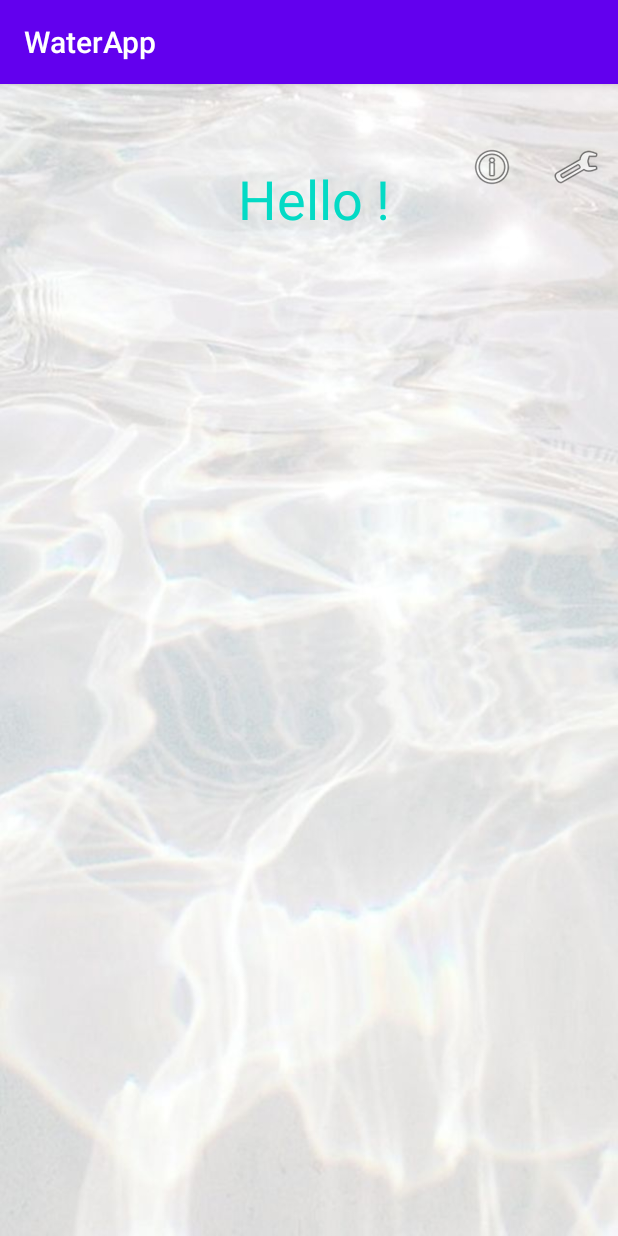
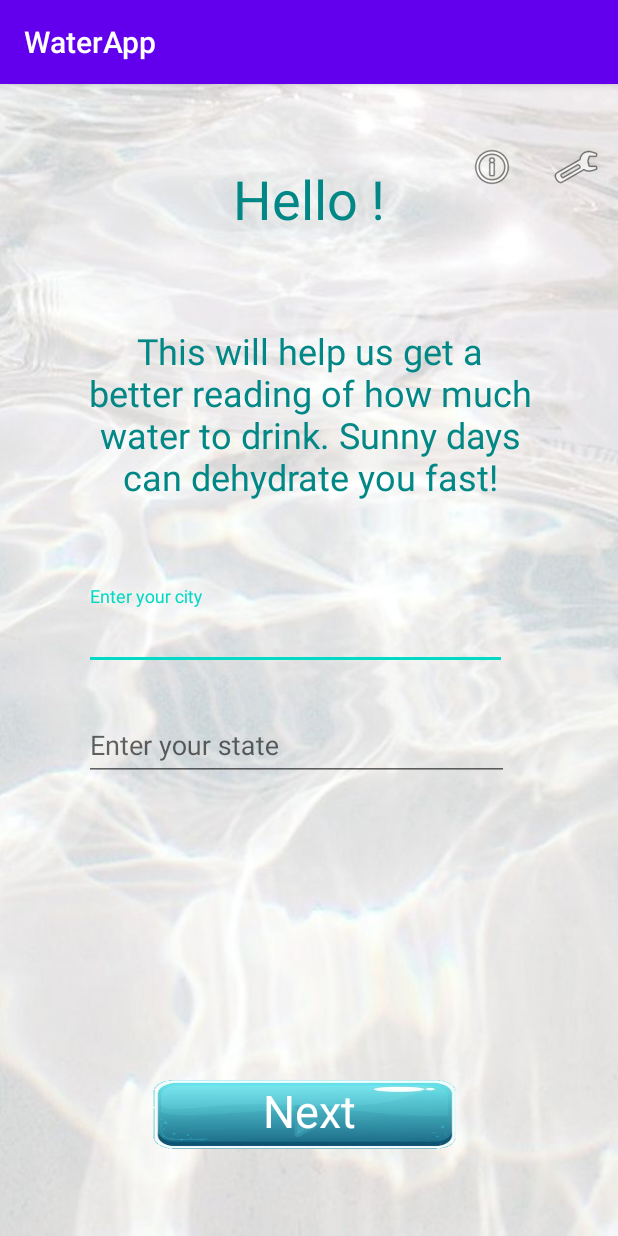
Before and after one commit to aorom1997/HelloH20, an Android app: the screen it shows after launch (DailyProgress), after a tap on "TODO", on a phone screen of 412 x 824 dp. Run offline under Robolectric (Android 15) with nearby library versions, the phone set to English and light mode, and no system bars.

Commit message:
Error fixing and new scene/layout

```diff
--- a/app/src/main/AndroidManifest.xml
+++ b/app/src/main/AndroidManifest.xml
@@ -9,7 +9,8 @@
         android:roundIcon="@mipmap/ic_launcher_round"
         android:supportsRtl="true"
         android:theme="@style/AppTheme">
-        <activity android:name=".AppSetting"></activity>
+        <activity android:name=".Home"></activity>
+        <activity android:name=".AppSetting" />
         <activity android:name=".Settings" />
         <activity android:name=".InfoTab" />
         <activity android:name=".DailyProgress" />
--- a/app/src/main/java/com/example/waterapp/DailyProgress.kt
+++ b/app/src/main/java/com/example/waterapp/DailyProgress.kt
@@ -26,15 +26,20 @@ class DailyProgress : AppCompatActivity() {
         }
 
         val Name = NameView;
-        val Age = AgeView;
-        val Weight = WeightView;
+        val name: String = intent.getStringExtra("name");
+        Name.text = "Hello $name!";
 
-        val name: String = intent.getStringExtra("name");
-        val age: String = intent.getStringExtra("age");
-        val weight: String = intent.getStringExtra("weight");
+        val buttonNext= findViewById<ImageButton>(R.id.NextButton)
+        buttonNext.setOnClickListener {
+            //val city = cityInput.text.toString();
+            //val state = stateInput.text.toString();
 
-        Name.text = "Hello $name!";
-        Age.text = age;
-        Weight.text = weight;
+            val intent1 = Intent( this , Home::class.java)
+            //intent1.putExtra("city", city);
+            //intent1.putExtra("state", state);
+            startActivity(intent1);
+
+        }
+
     }
 }
--- a/app/src/main/java/com/example/waterapp/InfoTab.kt
+++ b/app/src/main/java/com/example/waterapp/InfoTab.kt
@@ -10,11 +10,11 @@ class InfoTab : AppCompatActivity() {
         super.onCreate(savedInstanceState)
         setContentView(R.layout.activity_info_tab)
 
-        val buttonBack= findViewById<ImageButton>(R.id.imageButton2)
+        val buttonBack= findViewById<ImageButton>(R.id.BackBtn)
         buttonBack.setOnClickListener {
             val i = Intent( this , DailyProgress::class.java)
             startActivity(i);
+        }
 
-        }
     }
 }
--- a/app/src/main/java/com/example/waterapp/MainActivity.kt
+++ b/app/src/main/java/com/example/waterapp/MainActivity.kt
@@ -32,7 +32,7 @@ class MainActivity : AppCompatActivity() {
             intent.putExtra("age", age);
             intent.putExtra("weight", weight);
             startActivity(intent);
-            finish();
+
         }
     }
 }
--- a/app/src/main/res/layout/activity_daily_progress.xml
+++ b/app/src/main/res/layout/activity_daily_progress.xml
@@ -7,42 +7,49 @@
     android:background="@drawable/waterbg"
     tools:context=".DailyProgress">
 
+    <ImageButton
+        android:id="@+id/NextButton"
+        android:layout_width="239dp"
+        android:layout_height="122dp"
+        android:layout_marginStart="86dp"
+        android:layout_marginBottom="16dp"
+        android:background="@drawable/block"
+        android:contentDescription="@string/buttonblock"
+        android:tint="#3ea4b6"
+        android:visibility="visible"
+        app:layout_constraintBottom_toBottomOf="parent"
+        app:layout_constraintStart_toStartOf="parent"
+        app:srcCompat="@android:drawable/ic_media_play" />
+
+    <TextView
+        android:id="@+id/textView7"
+        android:layout_width="wrap_content"
+        android:layout_height="wrap_content"
+        android:layout_marginTop="58dp"
+        android:layout_marginBottom="63dp"
+        android:text="@string/next"
+        android:textColor="#ffffffff"
+        android:textSize="30sp"
+        app:layout_constraintBottom_toBottomOf="parent"
+        app:layout_constraintEnd_toEndOf="parent"
+        app:layout_constraintStart_toStartOf="parent"
+        app:layout_constraintTop_toBottomOf="@+id/textInputLayout5"
+        app:layout_constraintVertical_bias="1.0" />
+
     <TextView
         android:id="@+id/NameView"
-        android:layout_width="197dp"
-        android:layout_height="113dp"
+        android:layout_width="192dp"
+        android:layout_height="89dp"
+        android:layout_marginStart="107dp"
         android:layout_marginTop="52dp"
-        android:layout_marginEnd="104dp"
+        android:layout_marginEnd="107dp"
         android:text="@string/textview1"
         android:textAlignment="center"
-        android:textColor="@color/colorAccent"
+        android:textColor="@color/design_default_color_secondary_variant"
         android:textSize="36sp"
         app:layout_constraintEnd_toEndOf="parent"
+        app:layout_constraintStart_toStartOf="parent"
         app:layout_constraintTop_toTopOf="parent" />
-
-    <TextView
-        android:id="@+id/WeightView"
-        android:layout_width="197dp"
-        android:layout_height="113dp"
-        android:layout_marginTop="31dp"
-        android:layout_marginEnd="104dp"
-        android:layout_marginBottom="152dp"
-        android:text="@string/textview2"
-        app:layout_constraintBottom_toBottomOf="parent"
-        app:layout_constraintEnd_toEndOf="parent"
-        app:layout_constraintTop_toBottomOf="@+id/AgeView" />
-
-    <TextView
-        android:id="@+id/AgeView"
-        android:layout_width="197dp"
-        android:layout_height="113dp"
-        android:layout_marginTop="26dp"
-        android:layout_marginEnd="104dp"
-        android:layout_marginBottom="44dp"
-        android:text="@string/textview3"
-        app:layout_constraintBottom_toTopOf="@+id/WeightView"
-        app:layout_constraintEnd_toEndOf="parent"
-        app:layout_constraintTop_toBottomOf="@+id/NameView" />
 
     <ImageButton
         android:id="@+id/InfoButton"
@@ -65,4 +72,53 @@
         app:layout_constraintEnd_toEndOf="parent"
         app:layout_constraintTop_toTopOf="parent"
         app:srcCompat="@android:drawable/ic_menu_manage" />
+
+    <com.google.android.material.textfield.TextInputLayout
+        android:id="@+id/textInputLayout4"
+        android:layout_width="282dp"
+        android:layout_height="58dp"
+        android:layout_marginStart="56dp"
+        android:layout_marginTop="32dp"
+        app:layout_constraintStart_toStartOf="parent"
+        app:layout_constraintTop_toBottomOf="@+id/textView6">
+
+        <com.google.android.material.textfield.TextInputEditText
+            android:id="@+id/cityInput"
+            android:layout_width="match_parent"
+            android:layout_height="wrap_content"
+            android:hint="@string/enter_your_city" />
+    </com.google.android.material.textfield.TextInputLayout>
+
+    <TextView
+        android:id="@+id/textView6"
+        android:layout_width="296dp"
+        android:layout_height="141dp"
+        android:layout_marginStart="57dp"
+        android:layout_marginTop="20dp"
+        android:layout_marginEnd="57dp"
+        android:text="@string/this_will_help_us_get_a_better_reading_of_how_much_water_to_drink_sunny_days_can_dehydrate_you_fast"
+        android:textAlignment="center"
+        android:textColor="@color/design_default_color_secondary_variant"
+        android:textSize="24sp"
+        app:layout_constraintEnd_toEndOf="parent"
+        app:layout_constraintHorizontal_bias="1.0"
+        app:layout_constraintStart_toStartOf="parent"
+        app:layout_constraintTop_toBottomOf="@+id/NameView" />
+
+    <com.google.android.material.textfield.TextInputLayout
+        android:id="@+id/textInputLayout5"
+        android:layout_width="283dp"
+        android:layout_height="63dp"
+        android:layout_marginStart="56dp"
+        android:layout_marginTop="16dp"
+        app:layout_constraintStart_toStartOf="parent"
+        app:layout_constraintTop_toBottomOf="@+id/textInputLayout4">
+
+        <com.google.android.material.textfield.TextInputEditText
+            android:id="@+id/stateInput"
+            android:layout_width="match_parent"
+            android:layout_height="wrap_content"
+            android:hint="@string/enter_your_state" />
+    </com.google.android.material.textfield.TextInputLayout>
+
 </androidx.constraintlayout.widget.ConstraintLayout>
--- a/app/src/main/res/layout/activity_info_tab.xml
+++ b/app/src/main/res/layout/activity_info_tab.xml
@@ -20,7 +20,7 @@
         app:layout_constraintTop_toTopOf="parent" />
 
     <ImageButton
-        android:id="@+id/imageButton2"
+        android:id="@+id/BackBtn"
         android:layout_width="wrap_content"
         android:layout_height="wrap_content"
         android:layout_marginStart="16dp"
--- a/app/src/main/res/values/strings.xml
+++ b/app/src/main/res/values/strings.xml
@@ -25,4 +25,11 @@
     <string name="notifications">Notifications</string>
     <string name="todo">TODO</string>
     <string name="todo1">TODO</string>
+    <string name="textview">TextView</string>
+    <string name="textview5">TextView</string>
+    <string name="enter_your_city">Enter your city</string>
+    <string name="this_will_help_us_get_a_better_reading_of_how_much_water_to_drink_sunny_days_can_dehydrate_you_fast">This will help us get a better reading of how much water to drink. Sunny days can dehydrate you fast!</string>
+    <string name="enter_your_state">Enter your state</string>
+    <string name="welcome_back">Welcome Back!</string>
+    <string name="next">Next</string>
 </resources>
```
Also changed, not shown: app/src/main/java/com/example/waterapp/Home.kt (added, +21 -0 lines), app/src/main/res/layout/activity_home.xml (added, +34 -0 lines).
